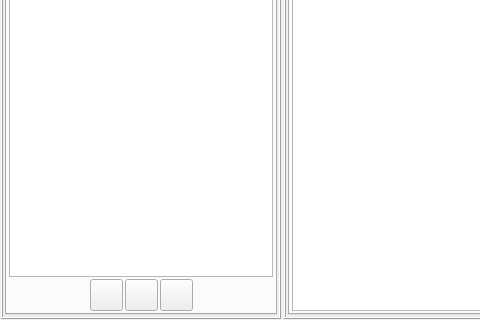
The window that MSG_Client/Frames/MainFrame.ui (KillerOfFriend/MSG) describes before a commit, drawn with Qt 5; both pictures show x 0 to 480 and y 280 to 600 of the 800 by 600 pixel window.
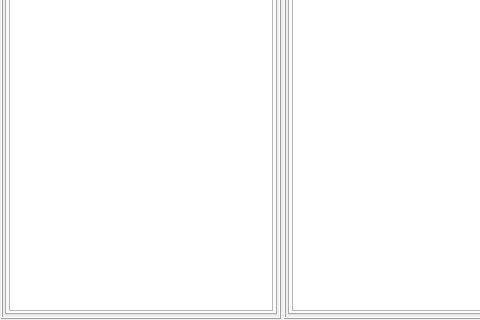
The same window after the commit. The open tabs and pages were chosen to show the change. Icons and pictures are not drawn. Custom widgets are drawn as their Qt base class.

The edit to the form file:
```diff
--- a/MSG_Client/Frames/MainFrame.ui
+++ b/MSG_Client/Frames/MainFrame.ui
@@ -124,87 +124,6 @@
           <item>
            <widget class="QListView" name="ChatListView"/>
           </item>
-          <item>
-           <layout class="QHBoxLayout" name="horizontalLayout">
-            <item>
-             <spacer name="horizontalSpacer">
-              <property name="orientation">
-               <enum>Qt::Horizontal</enum>
-              </property>
-              <property name="sizeHint" stdset="0">
-               <size>
-                <width>40</width>
-                <height>20</height>
-               </size>
-              </property>
-             </spacer>
-            </item>
-            <item>
-             <widget class="QToolButton" name="btnAddChat">
-              <property name="text">
-               <string/>
-              </property>
-              <property name="icon">
-               <iconset resource="../clientres.qrc">
-                <normaloff>:/Resurse/UserViewDialog/Images/UserViewDialog/AddToContacts.png</normaloff>:/Resurse/UserViewDialog/Images/UserViewDialog/AddToContacts.png</iconset>
-              </property>
-              <property name="iconSize">
-               <size>
-                <width>25</width>
-                <height>25</height>
-               </size>
-              </property>
-             </widget>
-            </item>
-            <item>
-             <widget class="QToolButton" name="btnRemoveChat">
-              <property name="text">
-               <string/>
-              </property>
-              <property name="icon">
-               <iconset resource="../clientres.qrc">
-                <normaloff>:/Resurse/UserViewDialog/Images/UserViewDialog/RemoveFromContacts.png</normaloff>:/Resurse/UserViewDialog/Images/UserViewDialog/RemoveFromContacts.png</iconset>
-              </property>
-              <property name="iconSize">
-               <size>
-                <width>25</width>
-                <height>25</height>
-               </size>
-              </property>
-             </widget>
-            </item>
-            <item>
-             <widget class="QToolButton" name="btnOpenChat">
-              <property name="text">
-               <string/>
-              </property>
-              <property name="icon">
-               <iconset resource="../clientres.qrc">
-                <normaloff>:/Resurse/UserViewDialog/Images/UserViewDialog/SendMessage.png</normaloff>:/Resurse/UserViewDialog/Images/UserViewDialog/SendMessage.png</iconset>
-              </property>
-              <property name="iconSize">
-               <size>
-                <width>25</width>
-                <height>25</height>
-               </size>
-              </property>
-             </widget>
-            </item>
-            <item>
-             <spacer name="horizontalSpacer_2">
-              <property name="orientation">
-               <enum>Qt::Horizontal</enum>
-              </property>
-              <property name="sizeHint" stdset="0">
-               <size>
-                <width>40</width>
-                <height>20</height>
-               </size>
-              </property>
-             </spacer>
-            </item>
-           </layout>
-          </item>
          </layout>
         </widget>
         <widget class="QWidget" name="ContactsFindTab">
```
Left out of the diff: 4 changed lines with no effect on the pictures.
